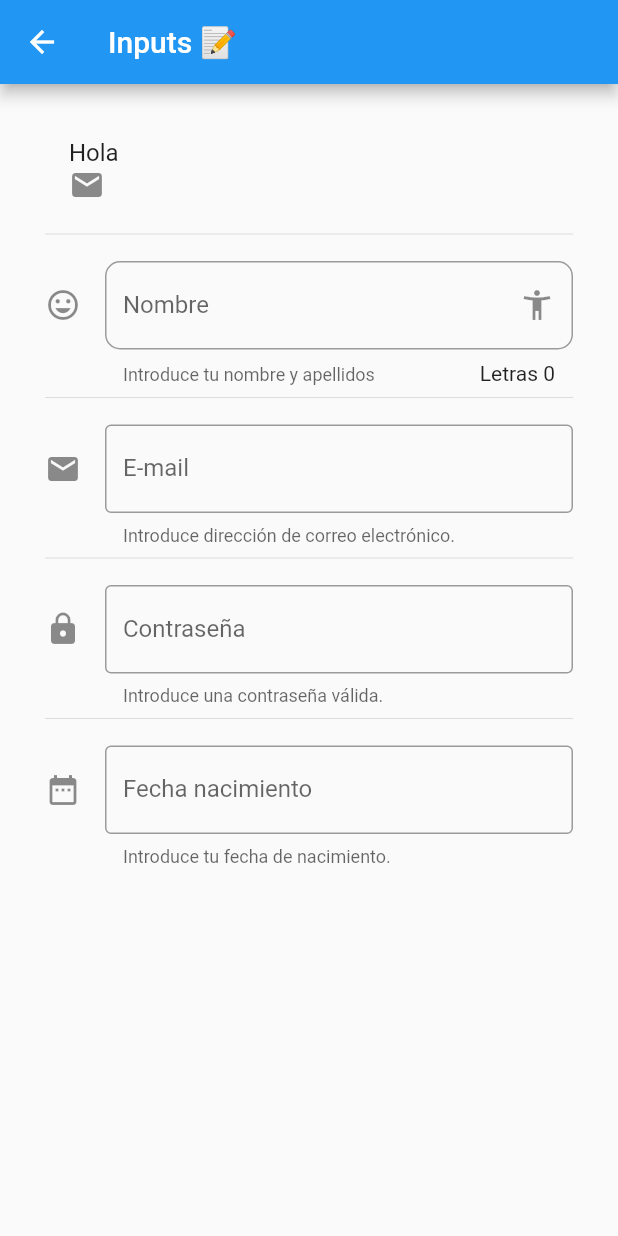
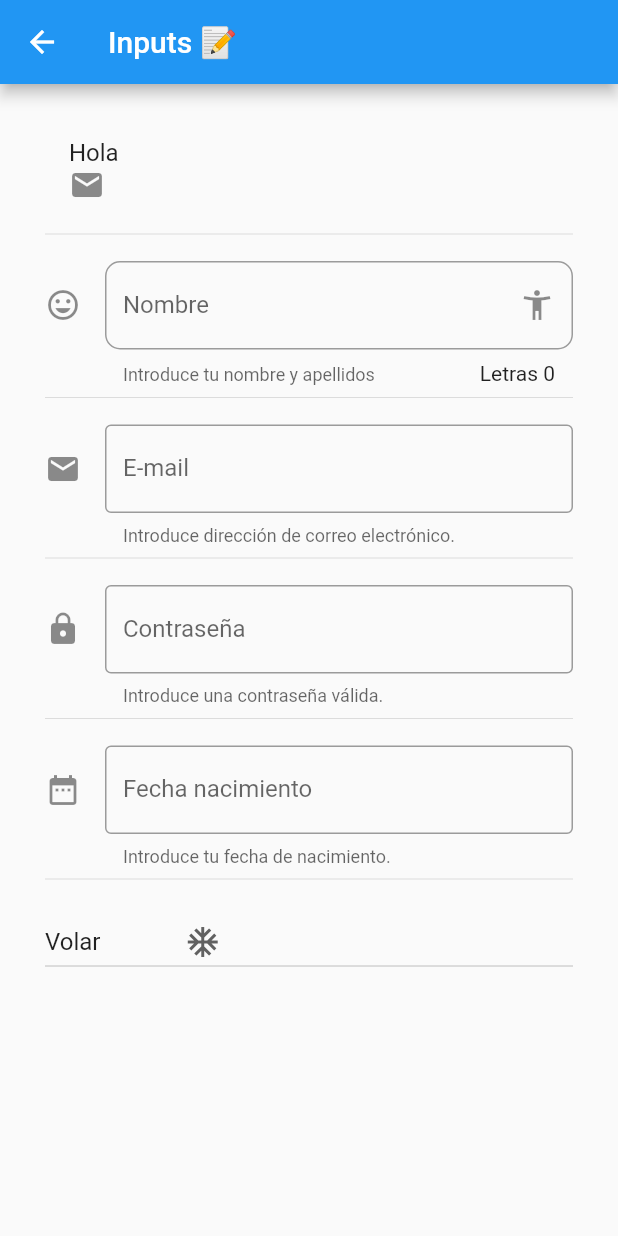
Before and after one commit to JHORJE18/Flutter_Componentes, a Flutter app: the InputPage screen opened by its route, on a phone screen of 412 x 824 dp. Run offline on Flutter 3.47's test engine with Material 2 defaults, Android fonts, the phone set to English and light mode, and no system bars.

```diff
--- a/lib/src/pages/input_page.dart
+++ b/lib/src/pages/input_page.dart
@@ -10,6 +10,8 @@ class _InputPageState extends State<InputPage> {
   String _email = '';
   String _password = '';
   String _fecha = '';
+  String _poderSeleccionado = 'Volar';
+  List<String> _poderes = ['Volar', 'Rayos X', 'Super Fuerza'];
 
   TextEditingController _inputFieldDateController = new TextEditingController();
 
@@ -46,6 +48,9 @@ class _InputPageState extends State<InputPage> {
           Divider(),
           SizedBox(height: 10),
           _crearFecha(context),
+          Divider(),
+          SizedBox(height: 10),
+          _crearDropDown(),
         ],
       ),
     );
@@ -130,4 +135,28 @@ class _InputPageState extends State<InputPage> {
       setState(() {});
     }
   }
+
+  List<DropdownMenuItem<String>> getOpcionesDropDown() {
+    List<DropdownMenuItem<String>> listado = new List();
+
+    _poderes.forEach((pod) {
+      listado.add(DropdownMenuItem(
+        child: Text(pod),
+        value: pod,
+      ));
+    });
+
+    return listado;
+  }
+
+  Widget _crearDropDown() {
+    return DropdownButton(
+        value: _poderSeleccionado,
+        items: getOpcionesDropDown(),
+        icon: Icon(Icons.ac_unit),
+        onChanged: (opt) {
+          _poderSeleccionado = opt;
+          setState(() {});
+        });
+  }
 }
```
Also changed, not shown: 1 other file.
